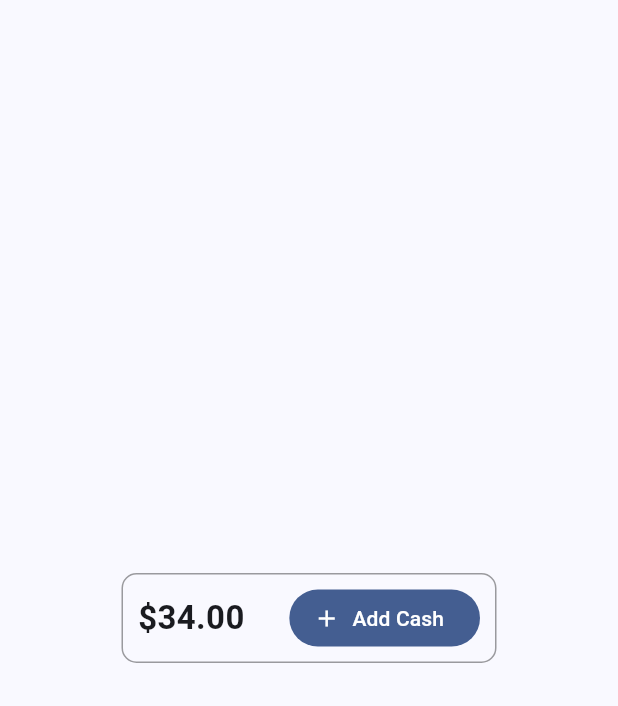
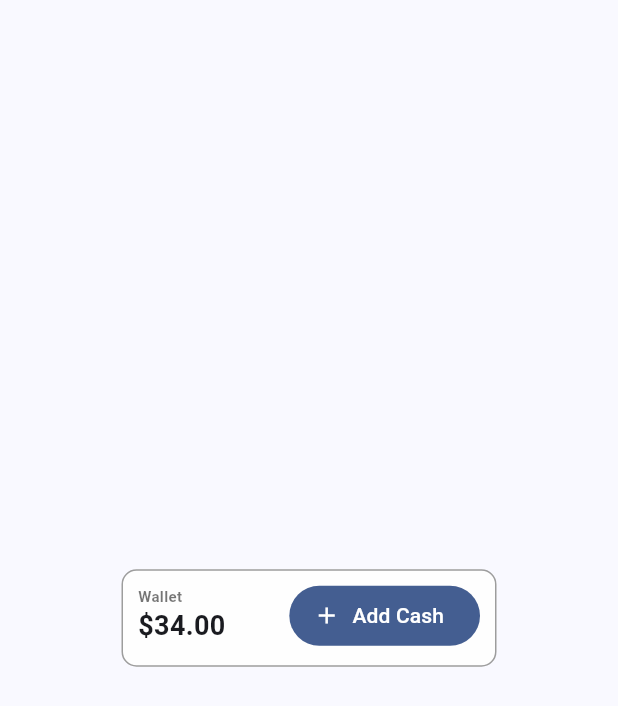
Before and after one commit to hydev777/wt-flutter-samples, a Flutter app: the AnimatedCard2 screen opened directly, on a phone screen of 412 x 824 dp. Shown: the top 706 px of the screen. Run offline on Flutter 3.47's test engine with Material 3 defaults, Android fonts, the light colour scheme and no system bars.

Commit message:
added content to animated card 2

```diff
--- a/lib/animated_card_2.dart
+++ b/lib/animated_card_2.dart
@@ -12,13 +12,43 @@ class _AnimatedCard2State extends State<AnimatedCard2>
     with TickerProviderStateMixin {
   late final AnimationController _animationController;
   late final AnimationController _animationController2;
-  late final Tween<Alignment> _alignmentAnimation;
-  late final Tween<Alignment> _priceAlignmentAnimation;
-  late final Tween<double> _opacityAnimation;
-  late final Tween<double> _fontSizeAnimation;
-  late final Tween<double> _heightAnimation;
-  late final Tween<double> _widthAnimation;
+  late final Animation<Alignment> _alignmentAnimation;
+  late final Animation<Alignment> _priceAlignmentAnimation;
+  late final Animation<double> _opacityAnimation;
+  late final Animation<double> _opacityContentAnimation;
+  late final Animation<double> _fontSizeAnimation;
+  late final Animation<double> _heightAnimation;
+  late final Animation<double> _widthAnimation;
   late Animation<double> _rotationAnimation;
+
+  String _card = "6756";
+
+  final List<Map<String, dynamic>> _prices = [
+    {
+      "id": 1,
+      "price": "50",
+      "selected": true,
+    },
+    {
+      "id": 2,
+      "price": "100",
+      "selected": false,
+    },
+    {
+      "id": 3,
+      "price": "300",
+      "selected": false,
+    },
+  ];
+
+  void selectPrice(int id) {
+    int selectedIndex =
+        _prices.indexWhere((price) => price['selected'] == true);
+    _prices[selectedIndex]['selected'] = false;
+    int indexChange = _prices.indexWhere((price) => price['id'] == id);
+    _prices[indexChange]['selected'] = true;
+    setState(() {});
+  }
 
   @override
   void initState() {
@@ -26,47 +56,119 @@ class _AnimatedCard2State extends State<AnimatedCard2>
 
     _animationController = AnimationController(
       vsync: this,
-      duration: const Duration(milliseconds: 400),
+      reverseDuration: const Duration(milliseconds: 500),
+      duration: const Duration(seconds: 1),
     );
 
     _animationController2 = AnimationController(
       vsync: this,
       reverseDuration: const Duration(milliseconds: 400),
-      duration: const Duration(milliseconds: 400),
+      duration: const Duration(milliseconds: 300),
     );
 
-    _priceAlignmentAnimation = Tween(
+    _priceAlignmentAnimation = Tween<Alignment>(
       begin: Alignment.centerLeft,
       end: Alignment.topLeft,
-    )..animate(_animationController);
+    ).animate(
+      CurvedAnimation(
+        parent: _animationController,
+        curve: const Interval(
+          0,
+          0.300,
+          curve: Curves.ease,
+        ),
+      ),
+    );
 
-    _alignmentAnimation = Tween(
+    _alignmentAnimation = Tween<Alignment>(
       begin: Alignment.topRight,
       end: Alignment.bottomLeft,
-    )..animate(_animationController);
+    ).animate(
+      CurvedAnimation(
+        parent: _animationController,
+        curve: const Interval(
+          0,
+          0.300,
+          curve: Curves.ease,
+        ),
+      ),
+    );
 
-    _heightAnimation = Tween(
-      begin: 60,
+    _heightAnimation = Tween<double>(
+      begin: 65,
       end: 340,
-    )..animate(_animationController);
+    ).animate(
+      CurvedAnimation(
+        parent: _animationController,
+        curve: const Interval(
+          0,
+          0.300,
+          curve: Curves.ease,
+        ),
+      ),
+    );
 
-    _widthAnimation = Tween(
+    _widthAnimation = Tween<double>(
       begin: 250,
       end: 300,
-    )..animate(_animationController);
+    ).animate(
+      CurvedAnimation(
+        parent: _animationController,
+        curve: const Interval(
+          0,
+          0.300,
+          curve: Curves.ease,
+        ),
+      ),
+    );
 
-    _fontSizeAnimation = Tween(
-      begin: 22,
-      end: 16,
-    )..animate(_animationController);
+    _fontSizeAnimation = Tween<double>(
+      begin: 18,
+      end: 14,
+    ).animate(
+      CurvedAnimation(
+        parent: _animationController,
+        curve: const Interval(
+          0,
+          0.300,
+          curve: Curves.ease,
+        ),
+      ),
+    );
 
-    _opacityAnimation = Tween(
+    _opacityAnimation = Tween<double>(
       begin: 0,
       end: 1,
-    )..animate(_animationController);
+    ).animate(
+      CurvedAnimation(
+        parent: _animationController,
+        curve: const Interval(
+          0,
+          0.300,
+          curve: Curves.ease,
+        ),
+      ),
+    );
+
+    _opacityContentAnimation = Tween<double>(
+      begin: 0,
+      end: 1,
+    ).animate(
+      CurvedAnimation(
+        parent: _animationController,
+        curve: const Interval(
+          0.300,
+          0.500,
+          curve: Curves.ease,
+        ),
+      ),
+    );
 
     _rotationAnimation = Tween<double>(begin: 0, end: -4).animate(
-      _animationController2,
+      CurvedAnimation(
+        parent: _animationController2,
+        curve: Curves.easeInBack,
+      ),
     );
 
     _animationController2.addListener(() {
@@ -89,18 +191,19 @@ class _AnimatedCard2State extends State<AnimatedCard2>
               child: Container(
                 padding: const EdgeInsets.all(10),
                 decoration: BoxDecoration(
+                  color: const Color(0xFFFEFEFE),
                   borderRadius: const BorderRadius.all(Radius.circular(10)),
                   border: Border.all(
                     color: Colors.black38,
                     width: 1,
                   ),
                 ),
-                height: _heightAnimation.evaluate(_animationController),
-                width: _widthAnimation.evaluate(_animationController),
+                height: _heightAnimation.value,
+                width: _widthAnimation.value,
                 child: Stack(
                   children: [
                     Opacity(
-                      opacity: _opacityAnimation.evaluate(_animationController),
+                      opacity: _opacityAnimation.value,
                       child: Align(
                         alignment: Alignment.topRight,
                         child: IconButton(
@@ -116,47 +219,113 @@ class _AnimatedCard2State extends State<AnimatedCard2>
                       ),
                     ),
                     Align(
-                      alignment: _priceAlignmentAnimation
-                          .evaluate(_animationController),
-                      child: Text(
+                      alignment: _priceAlignmentAnimation.value,
+                      child: Column(
+                        crossAxisAlignment: CrossAxisAlignment.start,
+                        children: [
+                          const Text(
+                            'Wallet',
+                            style: TextStyle(
+                                fontSize: 10,
+                                color: Colors.black54,
+                                fontWeight: FontWeight.w600),
+                          ),
+                          Text(
                             '\$34.00',
                             style: TextStyle(
-                          fontSize:
-                              _fontSizeAnimation.evaluate(_animationController),
+                              fontSize: _fontSizeAnimation.value,
                               fontWeight: FontWeight.bold,
                             ),
                           ),
+                        ],
+                      ),
                     ),
                     Opacity(
-                      opacity: _opacityAnimation.evaluate(_animationController),
-                      child: _animationController.status ==
-                              AnimationStatus.completed
-                          ? Column(
+                      opacity: _opacityContentAnimation.value,
+                      child: Column(
                         mainAxisAlignment: MainAxisAlignment.center,
                         crossAxisAlignment: CrossAxisAlignment.stretch,
                         children: [
                           const Text(
                             'Payment Mode',
-                                  style: TextStyle(color: Colors.black54, fontWeight: FontWeight.w600),
+                            style: TextStyle(
+                                color: Colors.black54,
+                                fontWeight: FontWeight.w600),
                           ),
                           const SizedBox(
                             height: 10,
                           ),
-                                Container(
+                          AnimatedContainer(
+                            duration: const Duration(milliseconds: 180),
                             height: 40,
                             padding: const EdgeInsets.all(5),
                             decoration: BoxDecoration(
-                                    color: Colors.black26,
+                              color: const Color(0xFFF6F5FA),
                               borderRadius: BorderRadius.circular(10),
+                              border: _card == "6756"
+                                  ? Border.all(
+                                      color: Colors.black,
+                                      width: 2,
+                                    )
+                                  : Border.all(
+                                      color: Colors.transparent,
+                                    ),
                             ),
                             child: Row(
-                                    crossAxisAlignment:
-                                        CrossAxisAlignment.center,
+                              crossAxisAlignment: CrossAxisAlignment.center,
                               children: [
                                 Radio(
-                                        onChanged: (value) {},
-                                        value: true,
-                                        groupValue: {},
+                                  onChanged: (String? value) {
+                                    setState(() {
+                                      _card = value!;
+                                    });
+                                  },
+                                  value: "6756",
+                                  groupValue: _card,
+                                ),
+                                const SizedBox(
+                                  width: 10,
+                                ),
+                                const Text(
+                                  '****',
+                                  textAlign: TextAlign.center,
+                                ),
+                                const Text('6756'),
+                                const Spacer(),
+                                const Icon(Icons.credit_card),
+                              ],
+                            ),
+                          ),
+                          const SizedBox(
+                            height: 10,
+                          ),
+                          AnimatedContainer(
+                            duration: const Duration(milliseconds: 180),
+                            height: 40,
+                            padding: const EdgeInsets.all(5),
+                            decoration: BoxDecoration(
+                              color: const Color(0xFFF6F5FA),
+                              borderRadius: BorderRadius.circular(10),
+                              border: _card == "4632"
+                                  ? Border.all(
+                                      color: Colors.black,
+                                      width: 2,
+                                    )
+                                  : Border.all(
+                                      color: Colors.transparent,
+                                    ),
+                            ),
+                            child: Row(
+                              crossAxisAlignment: CrossAxisAlignment.center,
+                              children: [
+                                Radio(
+                                  onChanged: (String? value) {
+                                    setState(() {
+                                      _card = value!;
+                                    });
+                                  },
+                                  value: "4632",
+                                  groupValue: _card,
                                 ),
                                 const SizedBox(
                                   width: 10,
@@ -174,106 +343,105 @@ class _AnimatedCard2State extends State<AnimatedCard2>
                           const SizedBox(
                             height: 10,
                           ),
-                                Row(
-                                  crossAxisAlignment: CrossAxisAlignment.center,
-                                  children: [
-                                    Radio(
-                                      onChanged: (value) {},
-                                      value: true,
-                                      groupValue: const {},
-                                    ),
-                                    const SizedBox(
-                                      width: 10,
-                                    ),
-                                    const Text(
-                                      '****',
-                                      textAlign: TextAlign.center,
-                                    ),
-                                    const Text('4632'),
-                                    const Spacer(),
-                                    const Icon(Icons.credit_card),
-                                  ],
-                                ),
                           const Text(
                             'Cash',
-                                  style: TextStyle(color: Colors.black54, fontWeight: FontWeight.w600),
+                            style: TextStyle(
+                                color: Colors.black54,
+                                fontWeight: FontWeight.w600),
                           ),
                           const SizedBox(
                             height: 10,
                           ),
                           Row(
-                                  mainAxisAlignment:
-                                      MainAxisAlignment.spaceAround,
+                            mainAxisAlignment: MainAxisAlignment.spaceAround,
                             children: [
-                                    Container(
+                              ..._prices.map(
+                                (price) {
+                                  return GestureDetector(
+                                    onTap: () {
+                                      selectPrice(price['id']);
+                                    },
+                                    child: AnimatedContainer(
+                                      duration:
+                                          const Duration(milliseconds: 180),
                                       height: 40,
                                       width: 80,
                                       padding: const EdgeInsets.all(5),
                                       decoration: BoxDecoration(
-                                        color: Colors.black26,
+                                        color: const Color(0xFFF6F5FA),
                                         borderRadius: BorderRadius.circular(10),
+                                        border: price['selected']
+                                            ? Border.all(
+                                                color: Colors.black,
+                                                width: 2,
+                                              )
+                                            : Border.all(
+                                                color: Colors.transparent,
+                                              ),
                                       ),
                                       alignment: Alignment.center,
-                                      child: const Text(
-                                        '\$50',
-                                        style: TextStyle(
+                                      child: Text(
+                                        '\$${price['price']}',
+                                        style: const TextStyle(
                                             fontSize: 16,
                                             fontWeight: FontWeight.bold),
                                       ),
                                     ),
-                                    Container(
-                                      height: 40,
-                                      width: 80,
-                                      padding: const EdgeInsets.all(5),
-                                      decoration: BoxDecoration(
-                                        color: Colors.black26,
-                                        borderRadius: BorderRadius.circular(10),
+                                  );
+                                },
                               ),
-                                      alignment: Alignment.center,
-                                      child: const Text(
-                                        '\$100',
-                                        style: TextStyle(
-                                            fontSize: 16,
-                                            fontWeight: FontWeight.bold),
-                                      ),
-                                    ),
-                                    Container(
-                                      height: 40,
-                                      width: 80,
-                                      padding: const EdgeInsets.all(5),
-                                      decoration: BoxDecoration(
-                                        color: Colors.black26,
-                                        borderRadius: BorderRadius.circular(10),
-                                      ),
-                                      alignment: Alignment.center,
-                                      child: const Text(
-                                        '\$300',
-                                        style: TextStyle(
-                                            fontSize: 16,
-                                            fontWeight: FontWeight.bold),
-                                      ),
+                              // Container(
+                              //   height: 40,
+                              //   width: 80,
+                              //   padding: const EdgeInsets.all(5),
+                              //   decoration: BoxDecoration(
+                              //     color: Colors.black26,
+                              //     borderRadius: BorderRadius.circular(10),
+                              //   ),
+                              //   alignment: Alignment.center,
+                              //   child: const Text(
+                              //     '\$50',
+                              //     style: TextStyle(
+                              //         fontSize: 16,
+                              //         fontWeight: FontWeight.bold),
+                              //   ),
+                              // ),
+                              // Container(
+                              //   height: 40,
+                              //   width: 80,
+                              //   padding: const EdgeInsets.all(5),
+                              //   decoration: BoxDecoration(
+                              //     color: Colors.black26,
+                              //     borderRadius: BorderRadius.circular(10),
+                              //   ),
+                              //   alignment: Alignment.center,
+                              //   child: const Text(
+                              //     '\$100',
+                              //     style: TextStyle(
+                              //         fontSize: 16,
+                              //         fontWeight: FontWeight.bold),
+                              //   ),
+                              // ),
+                              // Container(
+                              //   height: 40,
+                              //   width: 80,
+                              //   padding: const EdgeInsets.all(5),
+                              //   decoration: BoxDecoration(
+                              //     color: Colors.black26,
+                              //     borderRadius: BorderRadius.circular(10),
+                              //   ),
+                              //   alignment: Alignment.center,
+                              //   child: const Text(
+                              //     '\$300',
+                              //     style: TextStyle(
+                              //         fontSize: 16,
+                              //         fontWeight: FontWeight.bold),
+                              //   ),
+                              // ),
+                            ],
                           ),
                         ],
                       ),
-                              ],
-                            )
-                          : const SizedBox(),
-                    ),
-                    Opacity(
-                      opacity: _opacityAnimation.evaluate(_animationController),
-                      child: _animationController.status ==
-                              AnimationStatus.completed
-                          ? const Center(
-                              child: SizedBox(
-                                height: 150,
-                                child: Column(
-                                  crossAxisAlignment:
-                                      CrossAxisAlignment.stretch,
-                                  children: [],
-                                ),
-                              ),
-                            )
-                          : const SizedBox(),
                     ),
                     AnimatedBuilder(
                         animation: _animationController2,
@@ -282,8 +450,7 @@ class _AnimatedCard2State extends State<AnimatedCard2>
                             alignment: Alignment.centerLeft,
                             angle: _rotationAnimation.value / pi,
                             child: Align(
-                              alignment: _alignmentAnimation
-                                  .evaluate(_animationController),
+                              alignment: _alignmentAnimation.value,
                               child: SizedBox(
                                 height: 40,
                                 child: FilledButton.icon(
```
Lines whose indentation alone changed are shown as unchanged.
